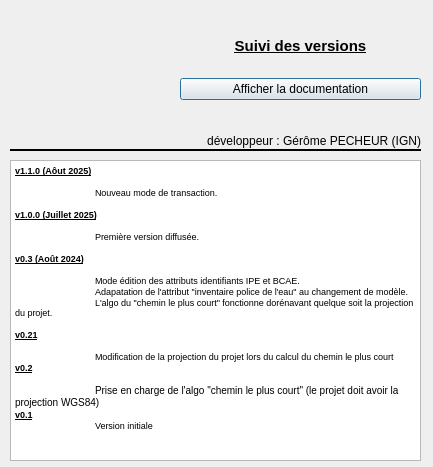
The window that aproposde.ui (IGNF/assistant-hydro-DDT65-qgis-plugin) describes before a commit, drawn with Qt 5.
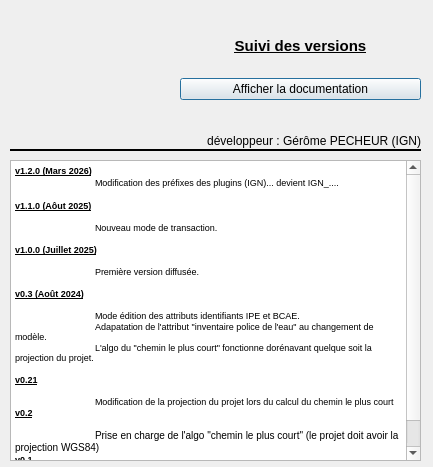
The same window after the commit. Icons and pictures are not drawn.

The edit to the form file:
```diff
--- a/aproposde.ui
+++ b/aproposde.ui
@@ -137,6 +137,9 @@
 &lt;html&gt;&lt;head&gt;&lt;meta name=&quot;qrichtext&quot; content=&quot;1&quot; /&gt;&lt;style type=&quot;text/css&quot;&gt;
 p, li { white-space: pre-wrap; }
 &lt;/style&gt;&lt;/head&gt;&lt;body style=&quot; font-family:'MS Shell Dlg 2'; font-size:7.8pt; font-weight:400; font-style:normal;&quot;&gt;
+&lt;p style=&quot; margin-top:0px; margin-bottom:0px; margin-left:0px; margin-right:0px; -qt-block-indent:0; text-indent:0px;&quot;&gt;&lt;span style=&quot; font-size:7pt; font-weight:600; text-decoration: underline;&quot;&gt;v1.2.0 (Mars 2026)&lt;/span&gt;&lt;/p&gt;
+&lt;p style=&quot; margin-top:0px; margin-bottom:0px; margin-left:0px; margin-right:0px; -qt-block-indent:0; text-indent:0px;&quot;&gt;	&lt;span style=&quot; font-size:7pt;&quot;&gt;Modification des préfixes des plugins (IGN)... devient IGN_....&lt;/span&gt;&lt;/p&gt;
+&lt;p style=&quot;-qt-paragraph-type:empty; margin-top:0px; margin-bottom:0px; margin-left:0px; margin-right:0px; -qt-block-indent:0; text-indent:0px; font-size:7pt;&quot;&gt;&lt;br /&gt;&lt;/p&gt;
 &lt;p style=&quot; margin-top:0px; margin-bottom:0px; margin-left:0px; margin-right:0px; -qt-block-indent:0; text-indent:0px;&quot;&gt;&lt;span style=&quot; font-size:7pt; font-weight:600; text-decoration: underline;&quot;&gt;v1.1.0 (Aôut 2025)&lt;/span&gt;&lt;/p&gt;
 &lt;p style=&quot;-qt-paragraph-type:empty; margin-top:0px; margin-bottom:0px; margin-left:0px; margin-right:0px; -qt-block-indent:0; text-indent:0px; font-size:7pt; font-weight:600; text-decoration: underline;&quot;&gt;&lt;br /&gt;&lt;/p&gt;
 &lt;p style=&quot; margin-top:0px; margin-bottom:0px; margin-left:0px; margin-right:0px; -qt-block-indent:0; text-indent:0px;&quot;&gt;&lt;span style=&quot; font-size:7pt;&quot;&gt;	Nouveau mode de transaction.&lt;/span&gt;&lt;/p&gt;
```
